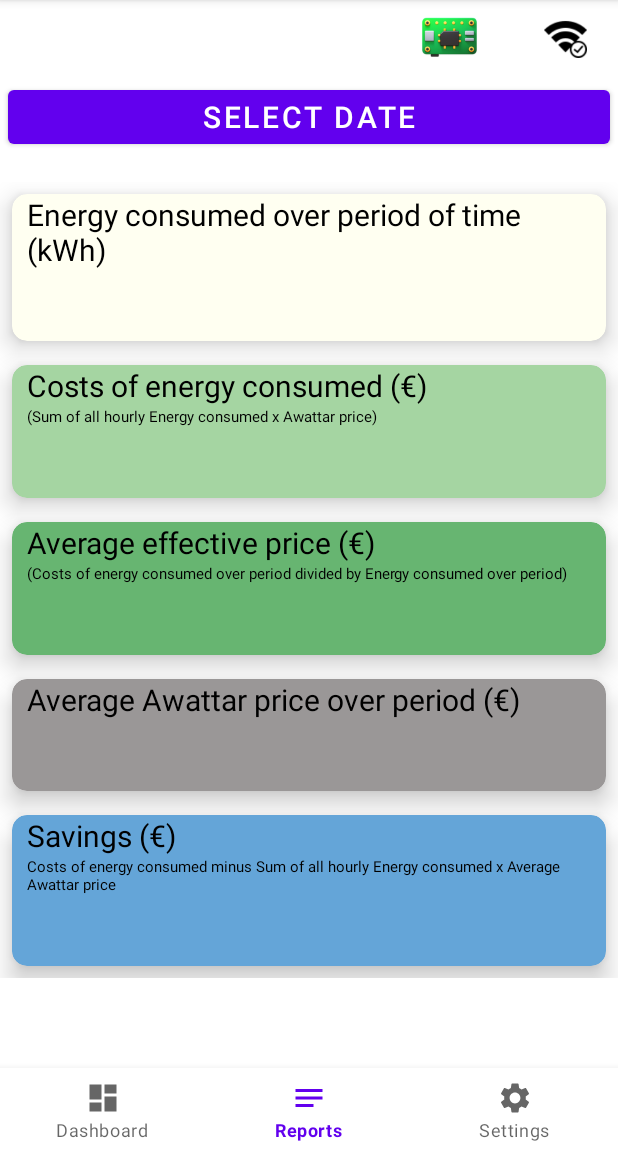
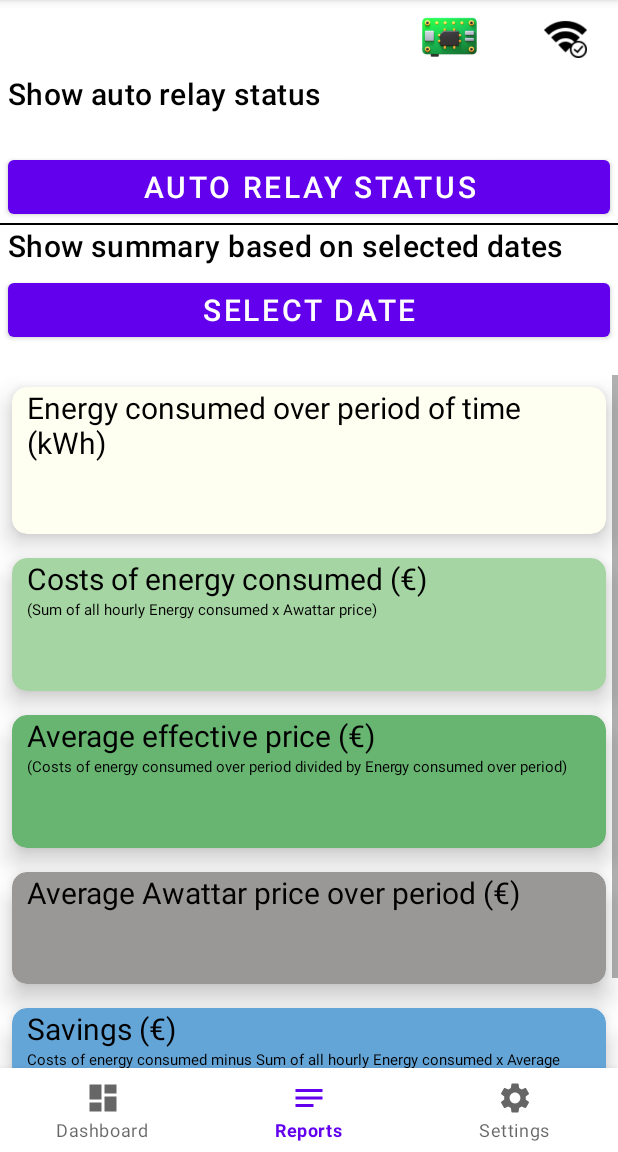
Before and after one commit to Kumar-Neelamegam/ENERMIZER, an Android app: the ReportsFragment screen opened through its navigation route, on a phone screen of 412 x 824 dp, the part 84-1236 px from its top. Run offline under Robolectric (Android 15) with nearby library versions, the phone set to English and light mode, and no system bars; our stand-ins replace Picasso, navigation-ui; libraries missing offline, so code that uses them is left out: cn.pedant, com.github.chrisbanes.photoview; pictures from the network do not load.

Commit message:
Added new report - Auto relay status

```diff
--- a/app/build.gradle
+++ b/app/build.gradle
@@ -78,5 +78,10 @@ dependencies {
     //Sweet Dialog
     implementation 'cn.pedant.sweetalert:library:1.3'
 
+    //Image view popup
+    implementation 'com.github.chrisbanes:PhotoView:2.3.0'
+    implementation 'com.github.bumptech.glide:glide:4.16.0'
+    implementation 'com.squareup.picasso:picasso:2.71828'
+
 
 }
--- a/app/src/main/java/com/peter/enermizer/services/RaspberryAPIService.kt
+++ b/app/src/main/java/com/peter/enermizer/services/RaspberryAPIService.kt
@@ -4,6 +4,7 @@ import com.peter.enermizer.data.RaspberryPiResponseDataset
 import com.peter.enermizer.data.RelaySettingsDataObject
 import com.peter.enermizer.data.ReportDataObject
 import okhttp3.OkHttpClient
+import okhttp3.ResponseBody
 import retrofit2.Call
 import retrofit2.Retrofit
 import retrofit2.converter.gson.GsonConverterFactory
@@ -35,6 +36,8 @@ interface RaspberryAPIService {
     @POST("postRelaySettings")
     fun postRelaySettings(@Body data: RelaySettingsDataObject): Call<RaspberryPiResponseDataset>
 
+    @GET("liveAutoModeStatus")
+    fun getLiveAutoRelayStatus(): Call<ResponseBody>
 }
 
 class RetrofitInstance(ipaddress: String) {
--- a/app/src/main/res/layout/fragment_reports.xml
+++ b/app/src/main/res/layout/fragment_reports.xml
@@ -6,6 +6,61 @@
     android:layout_height="match_parent"
     android:orientation="vertical"
     tools:context=".views.reports.ReportsFragment">
+
+
+    <TextView
+        android:layout_width="match_parent"
+        android:layout_height="wrap_content"
+        android:layout_marginStart="@dimen/margin_5"
+        android:layout_marginEnd="@dimen/margin_5"
+        android:textAlignment="textStart"
+        android:textColor="@color/black"
+        android:text="@string/label_show_auto_relay"
+        android:textAppearance="?textAppearanceHeadline6"
+        tools:text="@string/label_show_auto_relay" />
+
+    <TextView
+        android:id="@+id/autorelay_instruction"
+        android:layout_width="match_parent"
+        android:layout_height="wrap_content"
+        android:layout_marginStart="@dimen/margin_5"
+        android:layout_marginEnd="@dimen/margin_5"
+        android:textAlignment="textStart"
+        android:textColor="@color/black"
+        android:textAppearance="?textAppearanceBody2"  />
+
+    <Button
+        android:id="@+id/autoRelay"
+        android:layout_width="match_parent"
+        android:layout_height="wrap_content"
+        android:layout_marginStart="@dimen/margin_5"
+        android:layout_marginTop="@dimen/margin_5"
+        android:layout_marginEnd="@dimen/margin_5"
+        android:text="@string/label_auto_relay"
+        android:textSize="@dimen/text_size_20" />
+
+    <ImageView
+        android:id="@+id/imageView"
+        android:layout_width="match_parent"
+        android:layout_height="wrap_content" />
+
+
+    <View
+        android:background="@color/black"
+        android:layout_width="match_parent"
+        android:layout_height="1dp"
+        android:paddingBottom="@dimen/margin_10"/>
+
+    <TextView
+        android:text="@string/label_show_reports"
+        android:layout_width="match_parent"
+        android:layout_height="wrap_content"
+        android:layout_marginStart="@dimen/margin_5"
+        android:layout_marginEnd="@dimen/margin_5"
+        android:textAlignment="textStart"
+        android:textColor="@color/black"
+        android:textAppearance="?textAppearanceHeadline6"
+        tools:text="@string/label_show_reports" />
 
     <Button
         android:id="@+id/datePicker"
@@ -19,7 +74,7 @@
 
     <TextView
         android:id="@+id/selectedDate"
-        android:layout_width="wrap_content"
+        android:layout_width="match_parent"
         android:layout_height="wrap_content"
         android:layout_marginStart="@dimen/margin_5"
         android:layout_marginEnd="@dimen/margin_5"
--- a/app/src/main/res/values/strings.xml
+++ b/app/src/main/res/values/strings.xml
@@ -42,8 +42,11 @@
     <string name="report5">Savings (€)</string>
     <string name="report5_subtitle">Costs of energy consumed minus Sum of all hourly Energy consumed x Average Awattar price</string>
 
+    <string name="label_show_reports">Show summary based on selected dates</string>
+    <string name="label_show_auto_relay">Show auto relay status</string>
     <string name="label_selected_date_range">Selected Date: %1$S</string>
     <string name="label_select_date">Select Date</string>
+    <string name="label_auto_relay">Auto Relay Status</string>
 
     <!-- Settings -->
     <string name="label_settings_ipaddress">Enter the IP Address</string>
--- a/settings.gradle
+++ b/settings.gradle
@@ -2,6 +2,7 @@ pluginManagement {
     repositories {
         google()
         mavenCentral()
+        maven { url "https://jitpack.io" }
         gradlePluginPortal()
     }
 }
@@ -10,6 +11,7 @@ dependencyResolutionManagement {
     repositories {
         google()
         mavenCentral()
+        maven { url "https://jitpack.io" }
     }
 }
 rootProject.name = "Enermizer"
```
Also changed, not shown: app/src/main/java/com/peter/enermizer/views/reports/CustomPopupDialogFragment.kt (added, +79 -0 lines), app/src/main/java/com/peter/enermizer/views/reports/ReportsFragment.kt (+86 -4 lines), app/src/main/java/com/peter/enermizer/views/reports/ReportsViewModel.kt (+37 -0 lines), app/src/main/java/com/peter/enermizer/views/reports/ZoomClass.kt (added, +237 -0 lines), app/src/main/res/layout/popup_image_view.xml (added, +24 -0 lines).
